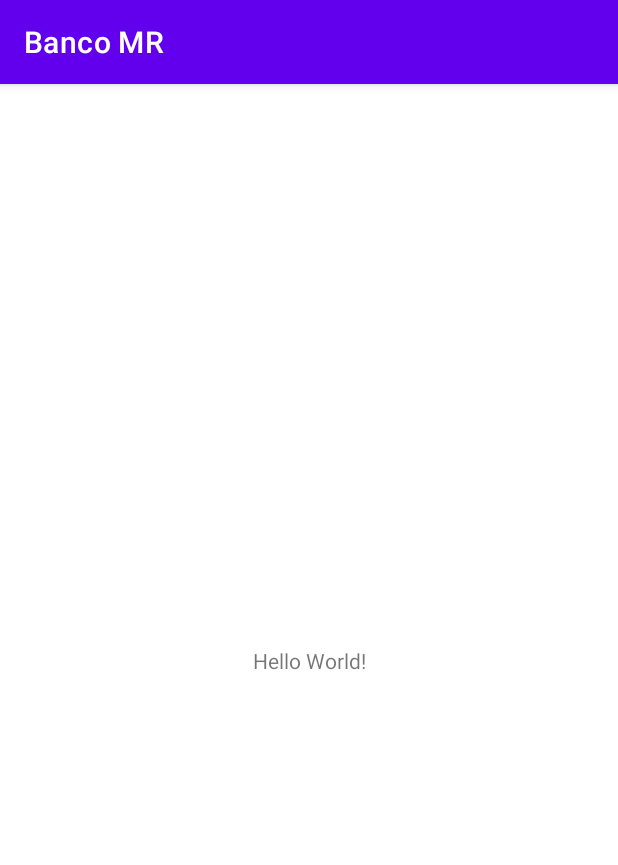
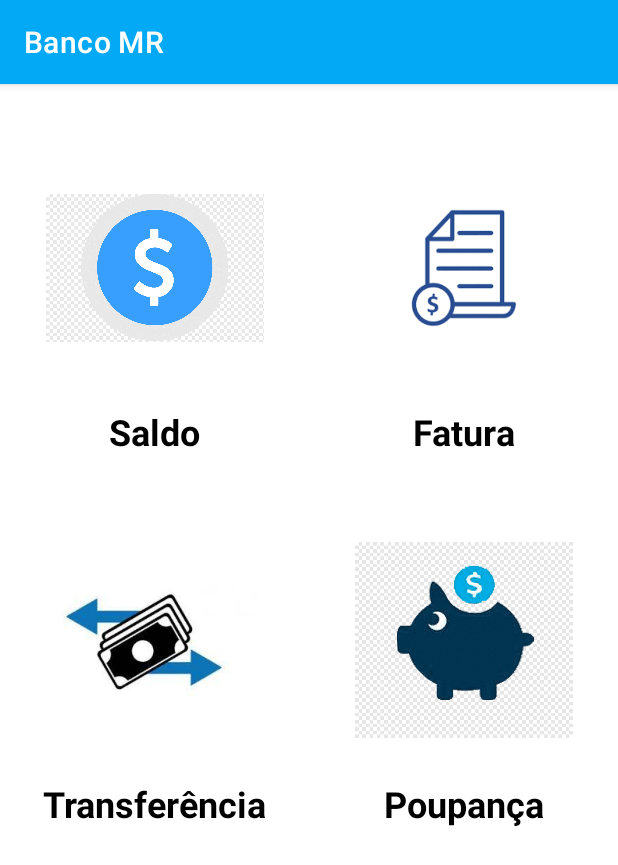
Before and after one commit to JosebiasNeto/BancoMR, an Android app: the screen it shows after launch (MainActivity), on a phone screen of 412 x 824 dp. Shown: the top 865 px of the screen. Run offline under Robolectric (Android 15) with nearby library versions, the phone set to English and light mode, and no system bars.

Commit message:
Create Interface

```diff
--- a/app/src/main/res/layout/activity_main.xml
+++ b/app/src/main/res/layout/activity_main.xml
@@ -6,13 +6,106 @@
     android:layout_height="match_parent"
     tools:context=".MainActivity">
 
-    <TextView
+
+    <androidx.constraintlayout.widget.Guideline
+        android:id="@+id/guideline2"
         android:layout_width="wrap_content"
         android:layout_height="wrap_content"
-        android:text="Hello World!"
-        app:layout_constraintBottom_toBottomOf="parent"
-        app:layout_constraintLeft_toLeftOf="parent"
-        app:layout_constraintRight_toRightOf="parent"
-        app:layout_constraintTop_toTopOf="parent" />
+        android:orientation="vertical"
+        app:layout_constraintGuide_percent="0.5" />
+
+    <ImageView
+        android:id="@+id/iv_saldo"
+        android:layout_width="145dp"
+        android:layout_height="145dp"
+        android:layout_marginTop="50dp"
+        app:layout_constraintEnd_toStartOf="@+id/guideline2"
+        app:layout_constraintStart_toStartOf="parent"
+        app:layout_constraintTop_toTopOf="parent"
+        app:srcCompat="@drawable/saldo" />
+
+    <ImageView
+        android:id="@+id/iv_fatura"
+        android:layout_width="145dp"
+        android:layout_height="145dp"
+        android:layout_marginTop="50dp"
+        app:layout_constraintEnd_toEndOf="parent"
+        app:layout_constraintStart_toStartOf="@+id/guideline2"
+        app:layout_constraintTop_toTopOf="parent"
+        app:srcCompat="@drawable/fatura" />
+
+    <TextView
+        android:id="@+id/tv_saldo"
+        android:layout_width="wrap_content"
+        android:layout_height="wrap_content"
+        android:layout_marginTop="20dp"
+        android:text="Saldo"
+        android:textAlignment="center"
+        android:textColor="@color/black"
+        android:textSize="24sp"
+        android:textStyle="bold"
+        app:layout_constraintEnd_toStartOf="@+id/guideline2"
+        app:layout_constraintStart_toStartOf="parent"
+        app:layout_constraintTop_toBottomOf="@+id/iv_saldo" />
+
+    <TextView
+        android:id="@+id/tv_fatura"
+        android:layout_width="wrap_content"
+        android:layout_height="wrap_content"
+        android:layout_marginTop="20dp"
+        android:text="Fatura"
+        android:textColor="@color/black"
+        android:textSize="24sp"
+        android:textStyle="bold"
+        app:layout_constraintEnd_toEndOf="parent"
+        app:layout_constraintStart_toStartOf="@+id/guideline2"
+        app:layout_constraintTop_toBottomOf="@+id/iv_fatura" />
+
+    <ImageView
+        android:id="@+id/imageView3"
+        android:layout_width="145dp"
+        android:layout_height="145dp"
+        android:layout_marginTop="50dp"
+        app:layout_constraintEnd_toStartOf="@+id/guideline2"
+        app:layout_constraintHorizontal_bias="0.456"
+        app:layout_constraintStart_toStartOf="parent"
+        app:layout_constraintTop_toBottomOf="@+id/tv_saldo"
+        app:srcCompat="@drawable/transferencia" />
+
+    <ImageView
+        android:id="@+id/imageView4"
+        android:layout_width="145dp"
+        android:layout_height="145dp"
+        android:layout_marginTop="50dp"
+        app:layout_constraintEnd_toEndOf="parent"
+        app:layout_constraintStart_toStartOf="@+id/guideline2"
+        app:layout_constraintTop_toBottomOf="@+id/tv_fatura"
+        app:srcCompat="@drawable/poupanca" />
+
+    <TextView
+        android:id="@+id/textView3"
+        android:layout_width="wrap_content"
+        android:layout_height="wrap_content"
+        android:layout_marginTop="20dp"
+        android:text="Transferência"
+        android:textColor="@color/black"
+        android:textSize="24sp"
+        android:textStyle="bold"
+        app:layout_constraintEnd_toStartOf="@+id/guideline2"
+        app:layout_constraintStart_toStartOf="parent"
+        app:layout_constraintTop_toBottomOf="@+id/imageView3" />
+
+    <TextView
+        android:id="@+id/textView4"
+        android:layout_width="wrap_content"
+        android:layout_height="wrap_content"
+        android:layout_marginTop="20dp"
+        android:text="Poupança"
+        android:textColor="@color/black"
+        android:textSize="24sp"
+        android:textStyle="bold"
+        app:layout_constraintEnd_toEndOf="parent"
+        app:layout_constraintStart_toStartOf="@+id/guideline2"
+        app:layout_constraintTop_toBottomOf="@+id/imageView4" />
 
 </androidx.constraintlayout.widget.ConstraintLayout>
--- a/app/src/main/res/values/colors.xml
+++ b/app/src/main/res/values/colors.xml
@@ -7,4 +7,5 @@
     <color name="teal_700">#FF018786</color>
     <color name="black">#FF000000</color>
     <color name="white">#FFFFFFFF</color>
+    <color name="light_blue">#03A9F4</color>
 </resources>
--- a/app/src/main/res/values/themes.xml
+++ b/app/src/main/res/values/themes.xml
@@ -2,8 +2,8 @@
     <!-- Base application theme. -->
     <style name="Theme.BancoMR" parent="Theme.MaterialComponents.DayNight.DarkActionBar">
         <!-- Primary brand color. -->
-        <item name="colorPrimary">@color/purple_500</item>
-        <item name="colorPrimaryVariant">@color/purple_700</item>
+        <item name="colorPrimary">@color/light_blue</item>
+        <item name="colorPrimaryVariant">@color/light_blue</item>
         <item name="colorOnPrimary">@color/white</item>
         <!-- Secondary brand color. -->
         <item name="colorSecondary">@color/teal_200</item>
```
Also changed, not shown: app/src/main/res/drawable/fatura.png (added), app/src/main/res/drawable/poupanca.png (added), app/src/main/res/drawable/saldo.png (added), app/src/main/res/drawable/transferencia.jpeg (added).
